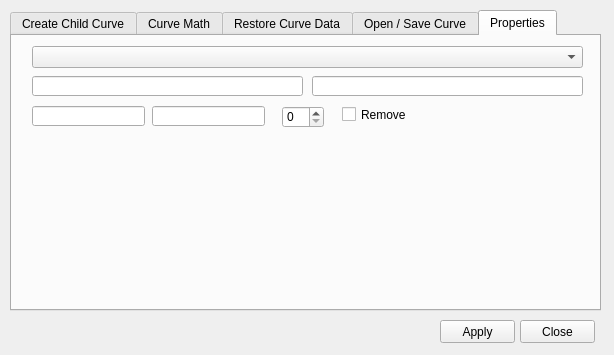
Qt form curveproperties.ui (d-wizard/plotter) before a commit.
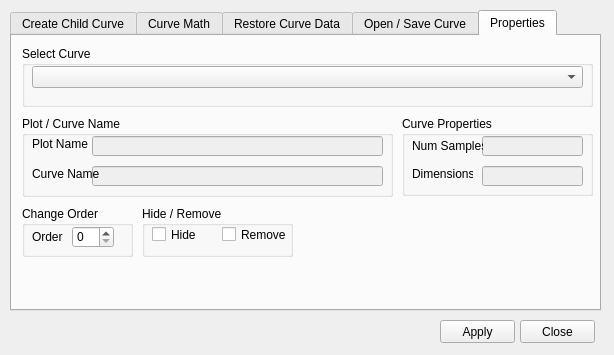
The same form after that commit.

Commit message:
Move hidden check box to properties tab.
Separate hidden flag from the setCurveProperties function in MainWindow, make a new function in MainWindow to handle just changing hidden status of a curve.

Original Commit Rev: 1682 | 2014-09-03 20:48:44 -0500 (Wed, 03 Sep 2014)

Patch:
```diff
--- a/curveproperties.ui
+++ b/curveproperties.ui
@@ -656,35 +656,27 @@
     <attribute name="title">
      <string>Properties</string>
     </attribute>
-    <widget class="QComboBox" name="cmbPropPlotCurveName">
+    <widget class="QGroupBox" name="groupBox_4">
      <property name="geometry">
       <rect>
-       <x>20</x>
-       <y>10</y>
-       <width>551</width>
-       <height>22</height>
+       <x>10</x>
+       <y>80</y>
+       <width>371</width>
+       <height>81</height>
       </rect>
      </property>
-    </widget>
-    <widget class="QLineEdit" name="txtPropPlotName">
-     <property name="geometry">
-      <rect>
-       <x>20</x>
-       <y>40</y>
-       <width>271</width>
-       <height>20</height>
-      </rect>
+     <property name="title">
+      <string>Plot / Curve Name</string>
      </property>
-     <property name="readOnly">
-      <bool>true</bool>
-     </property>
-    </widget>
     <widget class="QLineEdit" name="txtPropCurveName">
+      <property name="enabled">
+       <bool>false</bool>
+      </property>
      <property name="geometry">
       <rect>
-       <x>300</x>
-       <y>40</y>
-       <width>271</width>
+        <x>70</x>
+        <y>50</y>
+        <width>291</width>
        <height>20</height>
       </rect>
      </property>
@@ -692,12 +684,81 @@
       <bool>true</bool>
      </property>
     </widget>
+     <widget class="QLineEdit" name="txtPropPlotName">
+      <property name="enabled">
+       <bool>false</bool>
+      </property>
+      <property name="geometry">
+       <rect>
+        <x>70</x>
+        <y>20</y>
+        <width>291</width>
+        <height>20</height>
+       </rect>
+      </property>
+      <property name="font">
+       <font>
+        <kerning>false</kerning>
+       </font>
+      </property>
+      <property name="autoFillBackground">
+       <bool>false</bool>
+      </property>
+      <property name="text">
+       <string/>
+      </property>
+      <property name="readOnly">
+       <bool>true</bool>
+      </property>
+     </widget>
+     <widget class="QLabel" name="label_4">
+      <property name="geometry">
+       <rect>
+        <x>10</x>
+        <y>20</y>
+        <width>71</width>
+        <height>16</height>
+       </rect>
+      </property>
+      <property name="text">
+       <string>Plot Name</string>
+      </property>
+     </widget>
+     <widget class="QLabel" name="label_7">
+      <property name="geometry">
+       <rect>
+        <x>10</x>
+        <y>50</y>
+        <width>71</width>
+        <height>16</height>
+       </rect>
+      </property>
+      <property name="text">
+       <string>Curve Name</string>
+      </property>
+     </widget>
+    </widget>
+    <widget class="QGroupBox" name="groupBox_5">
+     <property name="geometry">
+      <rect>
+       <x>390</x>
+       <y>80</y>
+       <width>191</width>
+       <height>80</height>
+      </rect>
+     </property>
+     <property name="title">
+      <string>Curve Properties</string>
+     </property>
     <widget class="QLineEdit" name="txtPropNumSamp">
+      <property name="enabled">
+       <bool>false</bool>
+      </property>
      <property name="geometry">
       <rect>
-       <x>20</x>
-       <y>70</y>
-       <width>113</width>
+        <x>80</x>
+        <y>20</y>
+        <width>101</width>
        <height>20</height>
       </rect>
      </property>
@@ -706,11 +767,14 @@
      </property>
     </widget>
     <widget class="QLineEdit" name="txtPropDim">
+      <property name="enabled">
+       <bool>false</bool>
+      </property>
      <property name="geometry">
       <rect>
-       <x>140</x>
-       <y>70</y>
-       <width>113</width>
+        <x>80</x>
+        <y>50</y>
+        <width>101</width>
        <height>20</height>
       </rect>
      </property>
@@ -718,21 +782,109 @@
       <bool>true</bool>
      </property>
     </widget>
+     <widget class="QLabel" name="label_8">
+      <property name="geometry">
+       <rect>
+        <x>10</x>
+        <y>20</y>
+        <width>71</width>
+        <height>20</height>
+       </rect>
+      </property>
+      <property name="text">
+       <string>Num Samples</string>
+      </property>
+     </widget>
+     <widget class="QLabel" name="label_9">
+      <property name="geometry">
+       <rect>
+        <x>10</x>
+        <y>50</y>
+        <width>61</width>
+        <height>16</height>
+       </rect>
+      </property>
+      <property name="text">
+       <string>Dimensions</string>
+      </property>
+     </widget>
+    </widget>
+    <widget class="QGroupBox" name="groupBox_6">
+     <property name="geometry">
+      <rect>
+       <x>10</x>
+       <y>170</y>
+       <width>111</width>
+       <height>51</height>
+      </rect>
+     </property>
+     <property name="title">
+      <string>Change Order</string>
+     </property>
     <widget class="QSpinBox" name="spnPropCurvePos">
      <property name="geometry">
       <rect>
-       <x>270</x>
-       <y>70</y>
+        <x>50</x>
+        <y>20</y>
        <width>42</width>
        <height>22</height>
       </rect>
      </property>
     </widget>
+     <widget class="QLabel" name="label_10">
+      <property name="geometry">
+       <rect>
+        <x>10</x>
+        <y>20</y>
+        <width>46</width>
+        <height>21</height>
+       </rect>
+      </property>
+      <property name="text">
+       <string>Order</string>
+      </property>
+     </widget>
+    </widget>
+    <widget class="QGroupBox" name="groupBox_7">
+     <property name="geometry">
+      <rect>
+       <x>10</x>
+       <y>10</y>
+       <width>571</width>
+       <height>61</height>
+      </rect>
+     </property>
+     <property name="title">
+      <string>Select Curve</string>
+     </property>
+     <widget class="QComboBox" name="cmbPropPlotCurveName">
+      <property name="geometry">
+       <rect>
+        <x>10</x>
+        <y>20</y>
+        <width>551</width>
+        <height>22</height>
+       </rect>
+      </property>
+     </widget>
+    </widget>
+    <widget class="QGroupBox" name="groupBox_8">
+     <property name="geometry">
+      <rect>
+       <x>130</x>
+       <y>170</y>
+       <width>151</width>
+       <height>51</height>
+      </rect>
+     </property>
+     <property name="title">
+      <string>Hide / Remove</string>
+     </property>
     <widget class="QCheckBox" name="chkPropRemove">
      <property name="geometry">
       <rect>
-       <x>330</x>
-       <y>70</y>
+        <x>80</x>
+        <y>20</y>
        <width>70</width>
        <height>17</height>
       </rect>
@@ -740,6 +892,20 @@
      <property name="text">
       <string>Remove</string>
      </property>
+     </widget>
+     <widget class="QCheckBox" name="chkPropHide">
+      <property name="geometry">
+       <rect>
+        <x>10</x>
+        <y>20</y>
+        <width>70</width>
+        <height>17</height>
+       </rect>
+      </property>
+      <property name="text">
+       <string>Hide</string>
+      </property>
+     </widget>
     </widget>
    </widget>
   </widget>
```
Left out of the diff: 13 changed lines with no effect on the pictures. Lines whose indentation alone changed are shown as unchanged. The commit also changes 4 other files.
